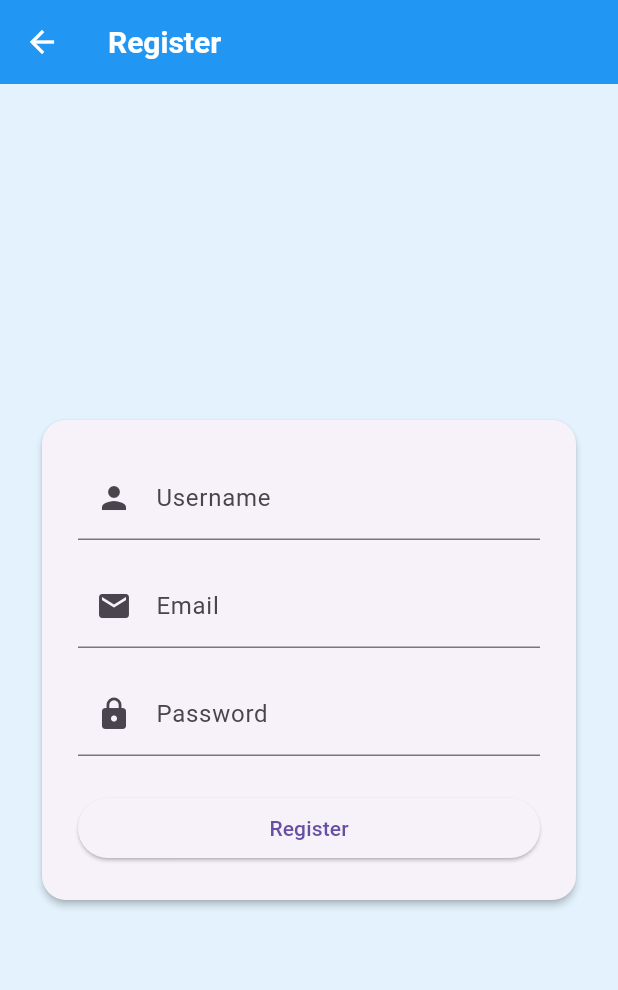
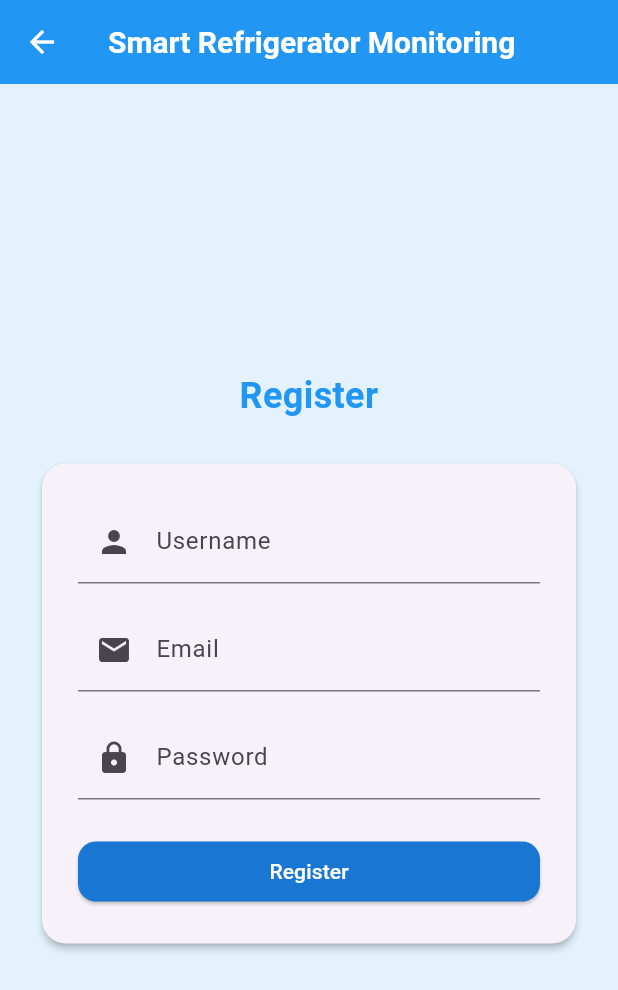
Before and after one commit to Bakkien/Smart_Refrigerator_Monitoring_and_Food_Safety_System, a Flutter app: the screen it shows after launch, after a tap on "Login", after a tap on "Create a new account", on a phone screen of 412 x 824 dp. Shown: the top 990 px of the screen. Run offline on Flutter 3.47's test engine with Material 3 defaults, Android fonts, the light colour scheme and no system bars; our stand-ins replace fl_chart, shared_preferences.

Commit message:
enhance design

```diff
--- a/lib/views/loginpage.dart
+++ b/lib/views/loginpage.dart
@@ -46,10 +46,7 @@ class _LoginPageState extends State<LoginPage> {
       await AuthService.saveUserSession(user);
       navigator.pushReplacementNamed(
         '/dashboard',
-        arguments: {
-          'userId': user.id,
-          'deviceId': user.deviceId,
-        },
+        arguments: {'userId': user.id, 'deviceId': user.deviceId},
       );
     } else {
       messenger.showSnackBar(
@@ -64,6 +61,7 @@ class _LoginPageState extends State<LoginPage> {
   @override
   Widget build(BuildContext context) {
     return Scaffold(
+      appBar: AppBar(title: const Text('Smart Refrigerator Monitoring')),
       backgroundColor: Colors.blue[50],
       body: SafeArea(
         child: Center(
@@ -73,7 +71,7 @@ class _LoginPageState extends State<LoginPage> {
               mainAxisSize: MainAxisSize.min,
               children: [
                 const Text(
-                  'Smart Refrigerator Monitoring',
+                  'Login',
                   textAlign: TextAlign.center,
                   style: TextStyle(
                     fontSize: 24,
@@ -129,6 +127,13 @@ class _LoginPageState extends State<LoginPage> {
                             width: double.infinity,
                             child: ElevatedButton(
                               onPressed: _isLoading ? null : _login,
+                              style: ElevatedButton.styleFrom(
+                                backgroundColor: Colors.blue[700],
+                                foregroundColor: Colors.white,
+                                shape: RoundedRectangleBorder(
+                                  borderRadius: BorderRadius.circular(12),
+                                ),
+                              ),
                               child: _isLoading
                                   ? const SizedBox(
                                       height: 16,
--- a/lib/views/registerpage.dart
+++ b/lib/views/registerpage.dart
@@ -63,15 +63,26 @@ class _RegisterPageState extends State<RegisterPage> {
   @override
   Widget build(BuildContext context) {
     return Scaffold(
-      appBar: AppBar(
-        title: const Text('Register'),
-      ),
+      appBar: AppBar(title: const Text('Smart Refrigerator Monitoring')),
       backgroundColor: Colors.blue[50],
       body: SafeArea(
         child: Center(
           child: SingleChildScrollView(
             padding: const EdgeInsets.symmetric(horizontal: 24, vertical: 32),
-            child: Card(
+            child: Column(
+              mainAxisSize: MainAxisSize.min,
+              children: [
+                const Text(
+                  'Register',
+                  textAlign: TextAlign.center,
+                  style: TextStyle(
+                    fontSize: 24,
+                    fontWeight: FontWeight.bold,
+                    color: Colors.blue,
+                  ),
+                ),
+                const SizedBox(height: 24),
+                Card(
                   elevation: 2,
                   shape: RoundedRectangleBorder(
                     borderRadius: BorderRadius.circular(16),
@@ -141,6 +152,13 @@ class _RegisterPageState extends State<RegisterPage> {
                             width: double.infinity,
                             child: ElevatedButton(
                               onPressed: _isLoading ? null : _register,
+                              style: ElevatedButton.styleFrom(
+                                backgroundColor: Colors.blue[700],
+                                foregroundColor: Colors.white,
+                                shape: RoundedRectangleBorder(
+                                  borderRadius: BorderRadius.circular(12),
+                                ),
+                              ),
                               child: _isLoading
                                   ? const SizedBox(
                                       height: 16,
@@ -158,6 +176,8 @@ class _RegisterPageState extends State<RegisterPage> {
                     ),
                   ),
                 ),
+              ],
+            ),
           ),
         ),
       ),
```
Also changed, not shown: 1 other file. Lines whose indentation alone changed are shown as unchanged.
